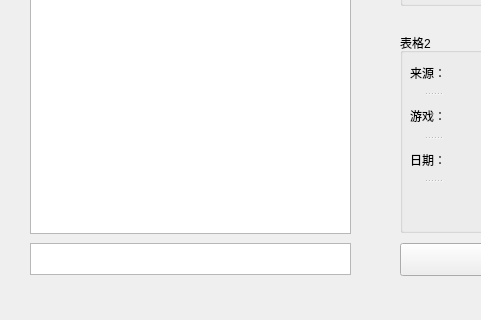
Above: PinB.ui from cash2one/PinBwithGUI_2.0 before the change; both pictures show x 0 to 481 and y 230 to 550 of the 700 by 550 pixel window. Below: the same form after it.
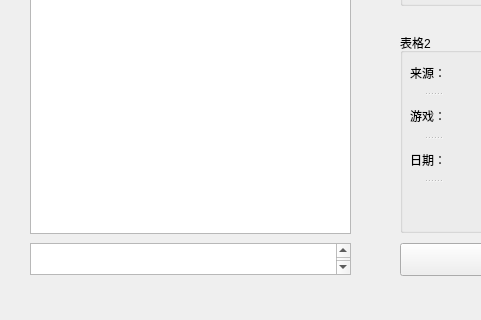
That is the form after the change. Icons and pictures are not drawn.

The edit to the form file:
```diff
--- a/PinB.ui
+++ b/PinB.ui
@@ -79,6 +79,15 @@
       <verstretch>0</verstretch>
      </sizepolicy>
     </property>
+    <property name="font">
+     <font>
+      <family>黑体</family>
+      <pointsize>12</pointsize>
+     </font>
+    </property>
+    <property name="inputMethodHints">
+     <set>Qt::ImhMultiLine</set>
+    </property>
    </widget>
    <widget class="QPushButton" name="pushButton_action">
     <property name="geometry">
```
Left out of the diff: 4 changed lines with no effect on the pictures.
